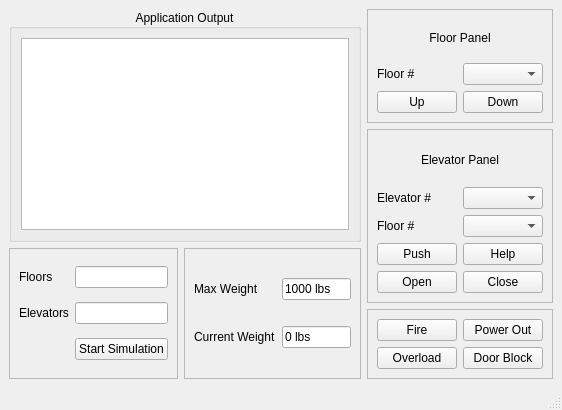
First picture: the form in elevator-assignment/mainwindow.ui, repository kenjisak/QtElevator, before the edit.
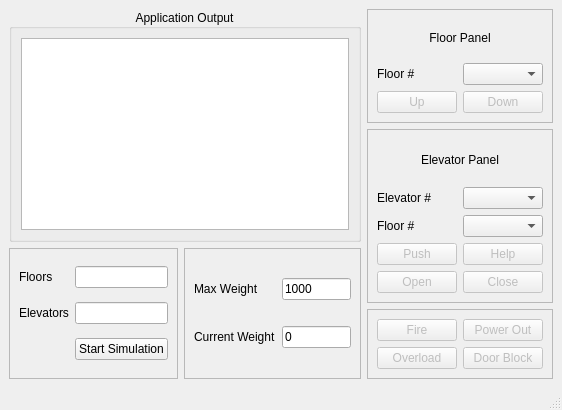
Second picture: the form after the edit.

Patch:
```diff
--- a/elevator-assignment/mainwindow.ui
+++ b/elevator-assignment/mainwindow.ui
@@ -52,6 +52,9 @@
       <layout class="QGridLayout" name="gridLayout_4">
        <item row="2" column="1">
         <widget class="QPushButton" name="downBtn">
+         <property name="enabled">
+          <bool>false</bool>
+         </property>
          <property name="text">
           <string>Down</string>
          </property>
@@ -59,6 +62,9 @@
        </item>
        <item row="2" column="0">
         <widget class="QPushButton" name="upBtn">
+         <property name="enabled">
+          <bool>false</bool>
+         </property>
          <property name="text">
           <string>Up</string>
          </property>
@@ -108,6 +114,9 @@
        </item>
        <item row="4" column="1">
         <widget class="QPushButton" name="closeBtn">
+         <property name="enabled">
+          <bool>false</bool>
+         </property>
          <property name="text">
           <string>Close</string>
          </property>
@@ -118,6 +127,9 @@
        </item>
        <item row="4" column="0">
         <widget class="QPushButton" name="openBtn">
+         <property name="enabled">
+          <bool>false</bool>
+         </property>
          <property name="text">
           <string>Open</string>
          </property>
@@ -142,6 +154,9 @@
        </item>
        <item row="3" column="0">
         <widget class="QPushButton" name="pushBtn">
+         <property name="enabled">
+          <bool>false</bool>
+         </property>
          <property name="text">
           <string>Push</string>
          </property>
@@ -149,6 +164,9 @@
        </item>
        <item row="3" column="1">
         <widget class="QPushButton" name="helpBtn">
+         <property name="enabled">
+          <bool>false</bool>
+         </property>
          <property name="text">
           <string>Help</string>
          </property>
@@ -215,7 +233,7 @@
        <item row="0" column="1">
         <widget class="QLineEdit" name="maxlbsInput">
          <property name="text">
-          <string>1000 lbs</string>
+          <string>1000</string>
          </property>
         </widget>
        </item>
@@ -229,7 +247,10 @@
        <item row="1" column="1">
         <widget class="QLineEdit" name="currlbsInput">
          <property name="text">
-          <string>0 lbs</string>
+          <string>0</string>
+         </property>
+         <property name="readOnly">
+          <bool>true</bool>
          </property>
         </widget>
        </item>
@@ -247,6 +268,9 @@
       <layout class="QGridLayout" name="gridLayout_2">
        <item row="1" column="0">
         <widget class="QPushButton" name="overldBtn">
+         <property name="enabled">
+          <bool>false</bool>
+         </property>
          <property name="text">
           <string>Overload</string>
          </property>
@@ -254,6 +278,9 @@
        </item>
        <item row="0" column="1">
         <widget class="QPushButton" name="pwroutBtn">
+         <property name="enabled">
+          <bool>false</bool>
+         </property>
          <property name="text">
           <string>Power Out</string>
          </property>
@@ -261,6 +288,9 @@
        </item>
        <item row="1" column="1">
         <widget class="QPushButton" name="doorBlockBtn">
+         <property name="enabled">
+          <bool>false</bool>
+         </property>
          <property name="text">
           <string>Door Block</string>
          </property>
@@ -268,6 +298,9 @@
        </item>
        <item row="0" column="0">
         <widget class="QPushButton" name="fireBtn">
+         <property name="enabled">
+          <bool>false</bool>
+         </property>
          <property name="text">
           <string>Fire</string>
          </property>
```
